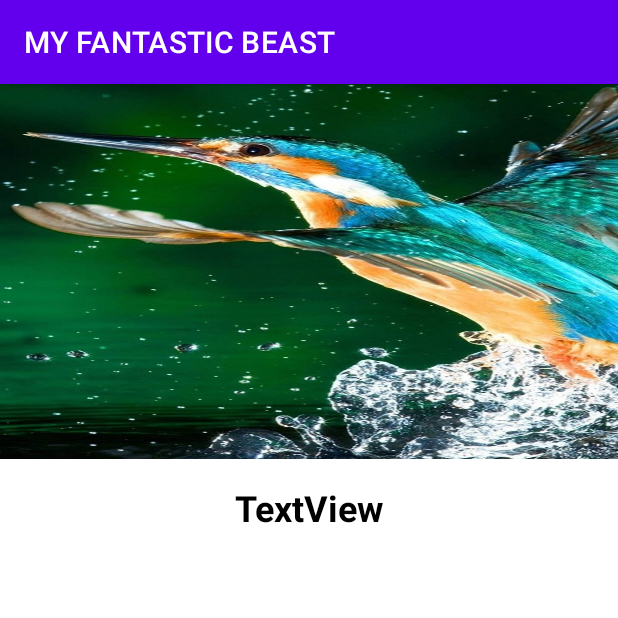
After one commit to viraj321/MY_FANTASTIC_BEAST, an Android app: the DetailedActivity screen opened directly, with no data from a screen before it, on a phone screen of 412 x 824 dp, the top half of it. The commit adds this screen. Run offline under Robolectric (Android 15) with nearby library versions, the phone set to English and light mode, and no system bars.

Commit message:
INITIAL5 COMMIT

```diff
--- /dev/null
+++ b/app/src/main/java/com/example/myfantasticbeast/DetailedActivity.kt
@@ -0,0 +1,11 @@
+package com.example.myfantasticbeast
+
+import androidx.appcompat.app.AppCompatActivity
+import android.os.Bundle
+
+class DetailedActivity : AppCompatActivity() {
+    override fun onCreate(savedInstanceState: Bundle?) {
+        super.onCreate(savedInstanceState)
+        setContentView(R.layout.activity_detailed)
+    }
+}
--- a/app/src/main/java/com/example/myfantasticbeast/data/animaldatabase.kt
+++ b/app/src/main/java/com/example/myfantasticbeast/data/animaldatabase.kt
@@ -4,6 +4,7 @@ import android.content.Context
 import androidx.room.Database
 import androidx.room.Room
 import androidx.room.RoomDatabase
+
 
 @Database(entities = [animal::class], version = 1, exportSchema = false)
 abstract class animaldatabase : RoomDatabase(){
--- a/app/src/main/java/com/example/myfantasticbeast/fragments/list/ListAdapter.kt
+++ b/app/src/main/java/com/example/myfantasticbeast/fragments/list/ListAdapter.kt
@@ -30,6 +30,8 @@ class ListAdapter: RecyclerView.Adapter<ListAdapter.MyViewHolder>() {
         holder.itemView.rowLayout.setOnClickListener{
             val action = list_fragmentDirections.actionListFragmentToUpdateFragment(currentItem)
             holder.itemView.findNavController().navigate(action)
+
+
         }
     }
 
--- a/app/src/main/java/com/example/myfantasticbeast/fragments/list/List_fragment.kt
+++ b/app/src/main/java/com/example/myfantasticbeast/fragments/list/List_fragment.kt
@@ -30,6 +30,9 @@ class list_fragment : Fragment() {
         val recyclerView = view.recyclerview
         recyclerView.adapter = adapter
         recyclerView.layoutManager = LinearLayoutManager(requireContext())
+
+
+
 
         animalviewmodel = ViewModelProvider(this).get(animalviewmodel::class.java)
         animalviewmodel.readAllData.observe(viewLifecycleOwner, Observer { animal ->
--- a/app/src/main/java/com/example/myfantasticbeast/listFragment1.kt
+++ /dev/null
@@ -1,6 +0,0 @@
-package com.example.myfantasticbeast
-
-// TODO: Rename parameter arguments, choose names that match
-// the fragment initialization parameters, e.g. ARG_ITEM_NUMBER
-private const val ARG_PARAM1 = "param1"
-private const val ARG_PARAM2 = "param2"
--- /dev/null
+++ b/app/src/main/res/layout/activity_detailed.xml
@@ -0,0 +1,33 @@
+<?xml version="1.0" encoding="utf-8"?>
+<androidx.constraintlayout.widget.ConstraintLayout xmlns:android="http://schemas.android.com/apk/res/android"
+    xmlns:app="http://schemas.android.com/apk/res-auto"
+    xmlns:tools="http://schemas.android.com/tools"
+    android:layout_width="match_parent"
+    android:layout_height="match_parent"
+    tools:context=".DetailedActivity">
+
+    <ImageView
+        android:id="@+id/detailedActivityIv"
+        android:layout_width="0dp"
+        android:layout_height="250dp"
+        android:scaleType="fitXY"
+        app:layout_constraintEnd_toEndOf="parent"
+        app:layout_constraintHorizontal_bias="0.5"
+        app:layout_constraintStart_toStartOf="parent"
+        app:layout_constraintTop_toTopOf="parent"
+        app:srcCompat="@drawable/bird2" />
+
+    <TextView
+        android:id="@+id/detailedActivityTv"
+        android:layout_width="wrap_content"
+        android:layout_height="wrap_content"
+        android:text="TextView"
+        android:textColor="@color/black"
+        android:layout_marginTop="16dp"
+        android:textSize="24sp"
+        android:textStyle="bold"
+        app:layout_constraintEnd_toEndOf="parent"
+        app:layout_constraintHorizontal_bias="0.5"
+        app:layout_constraintStart_toStartOf="parent"
+        app:layout_constraintTop_toBottomOf="@+id/detailedActivityIv" />
+</androidx.constraintlayout.widget.ConstraintLayout>
--- a/app/src/main/res/layout/fragment_list_fragment.xml
+++ b/app/src/main/res/layout/fragment_list_fragment.xml
@@ -25,8 +25,9 @@
         android:layout_marginBottom="30dp"
         android:clickable="true"
         android:focusable="true"
-        android:tint="@color/black"
+        android:tint="@android:color/white"
         android:src="@drawable/ic_add"
+        android:contentDescription="add"
         app:layout_constraintBottom_toBottomOf="parent"
         app:layout_constraintEnd_toEndOf="parent" />
 </androidx.constraintlayout.widget.ConstraintLayout>
```
Also changed, not shown: app/src/main/AndroidManifest.xml (+9 -8 lines), app/src/main/res/layout/fragment_list.xml (deleted, +0 -14 lines), app/src/main/res/layout/fragment_list1.xml (deleted, +0 -14 lines).
